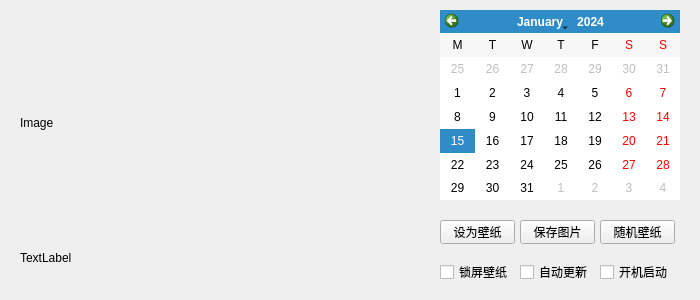
hanhuang22/mybingwallpaper, file mainwindow.ui: the form before one commit.
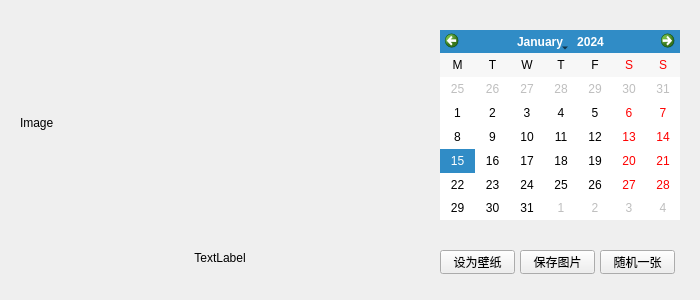
The form after the commit.

Diff of the .ui file:
```diff
--- a/mainwindow.ui
+++ b/mainwindow.ui
@@ -36,7 +36,7 @@
     <property name="geometry">
      <rect>
       <x>440</x>
-      <y>10</y>
+      <y>30</y>
       <width>240</width>
       <height>190</height>
      </rect>
@@ -74,7 +74,7 @@
     <property name="geometry">
      <rect>
       <x>440</x>
-      <y>220</y>
+      <y>250</y>
       <width>75</width>
       <height>24</height>
      </rect>
@@ -87,7 +87,7 @@
     <property name="geometry">
      <rect>
       <x>520</x>
-      <y>220</y>
+      <y>250</y>
       <width>75</width>
       <height>24</height>
      </rect>
@@ -127,66 +127,33 @@
     <property name="maximumSize">
      <size>
       <width>400</width>
-      <height>40</height>
+      <height>60</height>
      </size>
     </property>
     <property name="text">
      <string>TextLabel</string>
     </property>
+    <property name="alignment">
+     <set>Qt::AlignmentFlag::AlignCenter</set>
+    </property>
     <property name="wordWrap">
      <bool>true</bool>
     </property>
-   </widget>
-   <widget class="QCheckBox" name="autoStartCheckBox">
-    <property name="geometry">
-     <rect>
-      <x>600</x>
-      <y>260</y>
-      <width>75</width>
-      <height>24</height>
-     </rect>
-    </property>
-    <property name="text">
-     <string>开机启动</string>
-    </property>
-   </widget>
-   <widget class="QCheckBox" name="autoUpdateCheckBox">
-    <property name="geometry">
-     <rect>
-      <x>520</x>
-      <y>260</y>
-      <width>75</width>
-      <height>24</height>
-     </rect>
-    </property>
-    <property name="text">
-     <string>自动更新</string>
-    </property>
-   </widget>
-   <widget class="QCheckBox" name="checkBox">
-    <property name="geometry">
-     <rect>
-      <x>440</x>
-      <y>260</y>
-      <width>75</width>
-      <height>24</height>
-     </rect>
-    </property>
-    <property name="text">
-     <string>锁屏壁纸</string>
+    <property name="background" stdset="0">
+     <string>(255,200,200)</string>
     </property>
    </widget>
    <widget class="QPushButton" name="pushButton_3">
     <property name="geometry">
      <rect>
       <x>600</x>
-      <y>220</y>
+      <y>250</y>
       <width>75</width>
       <height>24</height>
      </rect>
     </property>
     <property name="text">
-     <string>随机壁纸</string>
+     <string>随机一张</string>
     </property>
    </widget>
   </widget>
```
Left out of the diff: 24 changed lines with no effect on the pictures.
